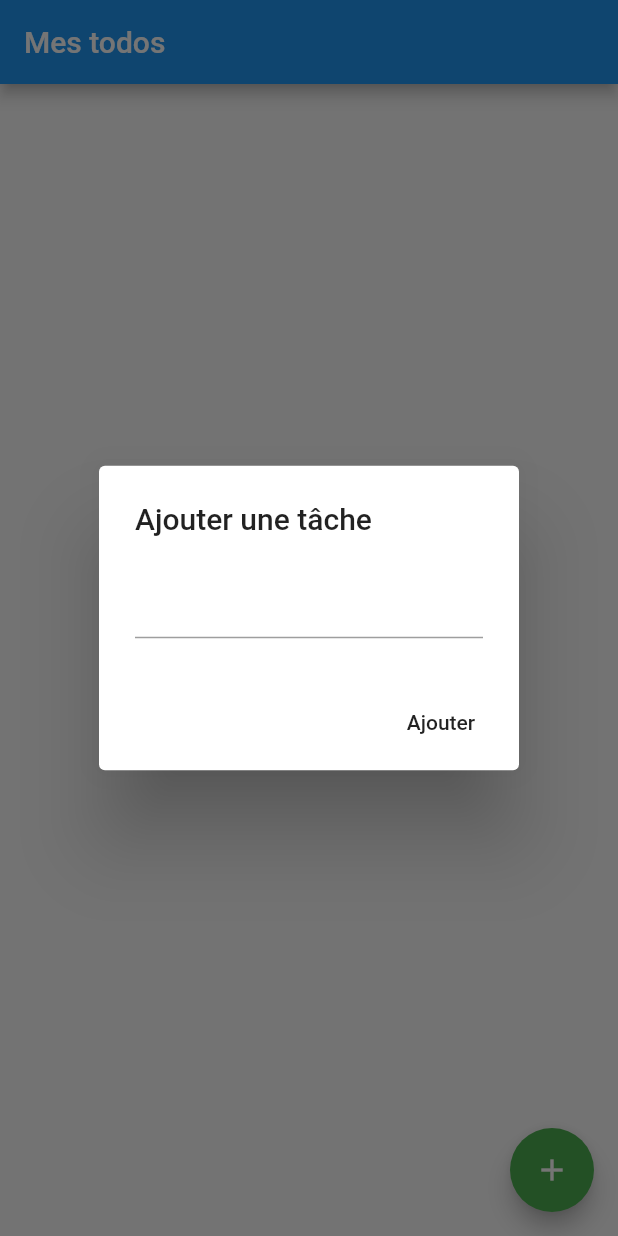
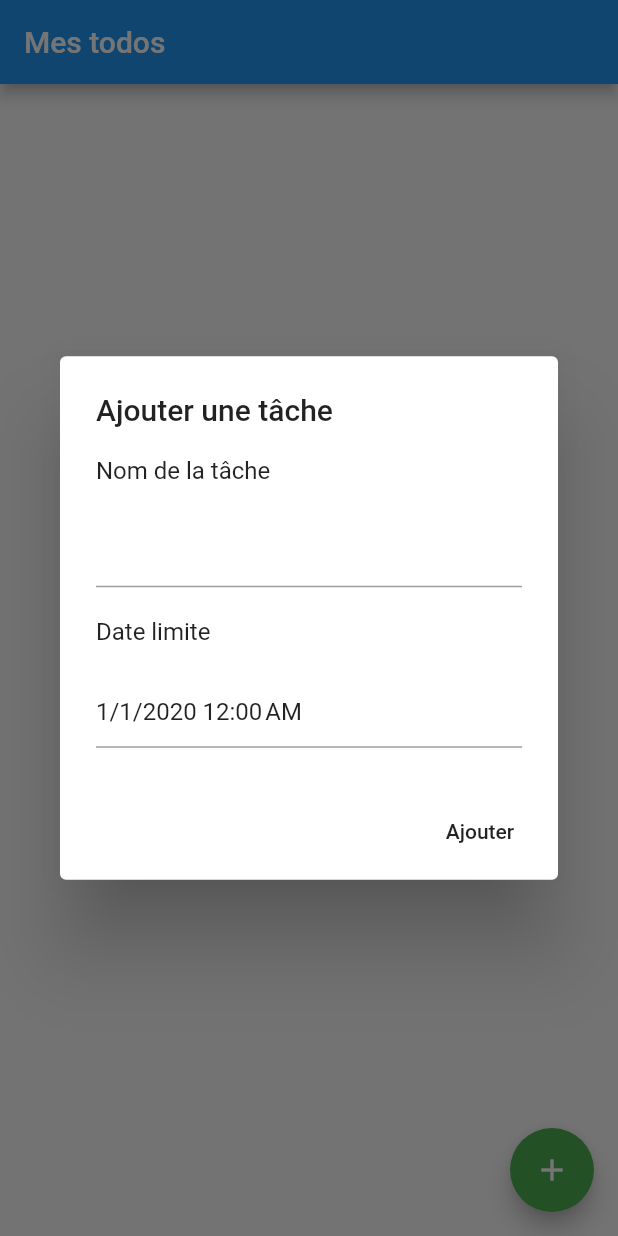
Before and after one commit to zKheyl/flutter-todolist, a Flutter app: the screen it shows after launch, after a tap on the "add" icon, on a phone screen of 412 x 824 dp. Run offline on Flutter 3.47's test engine with Material 2 defaults, Android fonts, the phone set to English and light mode, and no system bars; drawn by our look-alikes of date_field; our stand-ins replace cloud_firestore, firebase_core; accounts and stored records are empty.

Commit message:
Ajout du mécanisme d'ajout de date de fin. TO FIX : display date

```diff
--- a/lib/main.dart
+++ b/lib/main.dart
@@ -1,6 +1,7 @@
+import 'package:cloud_firestore/cloud_firestore.dart';
+import 'package:date_field/date_field.dart';
+import 'package:firebase_core/firebase_core.dart';
 import 'package:flutter/material.dart';
-import 'package:cloud_firestore/cloud_firestore.dart';
-import 'package:firebase_core/firebase_core.dart';
 
 void main() async {
   WidgetsFlutterBinding.ensureInitialized();
@@ -34,10 +35,12 @@ class MyHomePage extends StatefulWidget {
 }
 
 class _MyHomePageState extends State<MyHomePage> {
-
   //List todos = List();
   String input = "";
   String inputModifierTodo = "";
+  Timestamp inputDate;
+  Timestamp dateAsTimeStamp;
+
   //List<bool> checkboxValue = new List<bool>();
 
   @override
@@ -53,33 +56,47 @@ class _MyHomePageState extends State<MyHomePage> {
     checkboxValue.add(false);
     checkboxValue.add(false);
     checkboxValue.add(false);*/
-
   }
 
   @override
   Widget build(BuildContext context) {
-
     return Scaffold(
         appBar: AppBar(title: Text('Mes todos')),
         floatingActionButton: _floatingAddButton(),
-        body: _buildBody(context)
-    );
+        body: _buildBody(context));
   }
+
+  DateTime selectedDate;
 
   Widget _floatingAddButton() {
     String newValue = '';
+
+    //TODO : Fix display date
+
     return FloatingActionButton(
-        onPressed: (){
+        onPressed: () {
           showDialog(
             context: context,
             builder: (BuildContext context) {
               return AlertDialog(
                 title: Text("Ajouter une tâche"),
-                content: TextField(
+                content: Wrap(spacing: 20, runSpacing: 20, children: [
+                  Text("Nom de la tâche"),
+                  TextField(
                     onChanged: (String value) {
                       newValue = value;
                     },
                   ),
+                  Text("Date limite"),
+                  DateTimeFormField(
+                    initialValue: DateTime(DateTime.now().year),
+                    onDateSelected: (DateTime date) {
+                      setState(() {
+                        selectedDate = date;
+                      });
+                    },
+                  )
+                ]),
                 actions: <Widget>[
                   FlatButton(
                       onPressed: () {
@@ -89,11 +106,11 @@ class _MyHomePageState extends State<MyHomePage> {
 
                         Firestore.instance.collection('todos').add({
                           'name': newValue,
-                          'checked': false
+                          'checked': false,
+                          'endDate': selectedDate
                         });
                       },
-                      child: Text("Ajouter")
-                  )
+                      child: Text("Ajouter"))
                 ],
               );
             },
@@ -102,9 +119,7 @@ class _MyHomePageState extends State<MyHomePage> {
         child: Icon(
           Icons.add,
           color: Colors.white,
-        )
-    );
-
+        ));
   }
 
   Widget _buildBody(BuildContext context) {
@@ -134,11 +149,12 @@ class _MyHomePageState extends State<MyHomePage> {
       child: Card(
         elevation: 4,
         margin: EdgeInsets.all(8),
-        shape: RoundedRectangleBorder(borderRadius:
-        BorderRadius.circular(8)),
+        shape: RoundedRectangleBorder(borderRadius: BorderRadius.circular(8)),
         child: ListTile(
           title: Text(record.name),
-          leading: Checkbox(value: record.checked, onChanged: (bool newValue) {
+          leading: Checkbox(
+              value: record.checked,
+              onChanged: (bool newValue) {
                 setState(() {
                   record.reference.updateData({'checked': newValue});
                 });
@@ -168,46 +184,69 @@ class _MyHomePageState extends State<MyHomePage> {
                 builder: (BuildContext context) {
                   return AlertDialog(
                       title: Text("Modifier le nom de la tâche "),
-                      content: TextField(
-                        controller: TextEditingController()..text = record.name,
+                      content: Wrap(
+                        spacing: 20,
+                        runSpacing: 20,
+                        children: [
+                          Text("Nom de la tâche"),
+                          TextField(
+                            controller: TextEditingController()
+                              ..text = record.name,
                             onChanged: (String value) {
                               record.reference.updateData({"name": value});
                             },
                           ),
+                          Text("Date limite"),
+                          DateTimeFormField(
+                              initialValue: DateTime(DateTime.now().year),
+                              onDateSelected: (DateTime date) {
+                                setState(() {
+                                  selectedDate = date;
+                                  dateAsTimeStamp = Timestamp.fromDate(date);
+                                  record.reference
+                                      .updateData({"endDate": dateAsTimeStamp});
+                                });
+                              })
+                        ],
+                      ),
                       actions: <Widget>[
-                        FlatButton(onPressed: () {
+                        FlatButton(
+                            onPressed: () {
                               setState(() {
                                 record.name = input;
+                                record.endDate = inputDate;
                               });
                               Navigator.of(context).pop();
-                        }, child: Text("Modifier"))
-                      ]
-                  );
+                            },
+                            child: Text("Modifier"))
+                      ]);
                 });
           },
         ),
       ),
       onDismissed: (direction) {
-        if(direction == DismissDirection.startToEnd){
+        if (direction == DismissDirection.startToEnd) {
           record.reference.delete();
         }
       },
     );
-
   }
 }
 
 class Record {
   String name;
+
   //final int votes;
   final bool checked;
   final DocumentReference reference;
+  Timestamp endDate;
 
   Record.fromMap(Map<String, dynamic> map, {this.reference})
       : assert(map['name'] != null),
         assert(map['checked'] != null),
         name = map['name'],
-        checked = map['checked'];
+        checked = map['checked'],
+        endDate = map['endDate'];
 
   Record.fromSnapshot(DocumentSnapshot snapshot)
       : this.fromMap(snapshot.data(), reference: snapshot.reference);
--- a/pubspec.yaml
+++ b/pubspec.yaml
@@ -23,8 +23,9 @@ environment:
 dependencies:
   flutter:
     sdk: flutter
-  firebase_core : ^0.5.0
+  firebase_core: ^0.5.0
   cloud_firestore: 0.14.3+1
+  date_field: ^0.3.3
 
 
 
```
Also changed, not shown: pubspec.lock, 8 other files. Lines whose indentation alone changed are shown as unchanged.
